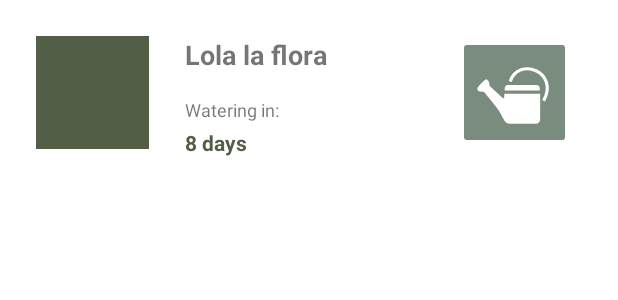
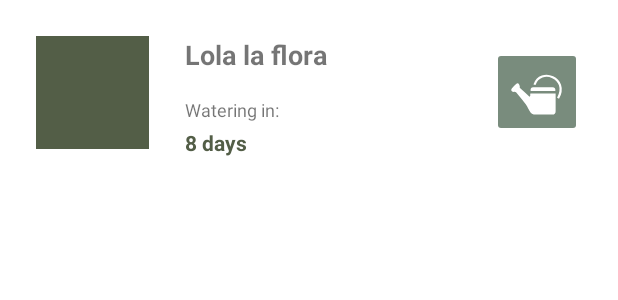
Before and after one commit to monicamj1/MyPlantCare, an Android app: the layout myplant_item.xml on its own in the app's theme, with its tools: preview values and no code run, on a phone screen of 412 x 824 dp. Shown: the top 300 px of the screen. Run offline under Robolectric (Android 15) with nearby library versions, the phone set to English and light mode, and no system bars.

Commit message:
Pequeños ajustes del tamaño del botón de riego

```diff
--- a/app/src/main/res/drawable/ic_regadera_24px.xml
+++ b/app/src/main/res/drawable/ic_regadera_24px.xml
@@ -1,6 +1,6 @@
 <vector xmlns:android="http://schemas.android.com/apk/res/android"
-    android:width="50dp"
-    android:height="50dp"
+    android:width="35dp"
+    android:height="35dp"
     android:viewportWidth="24"
     android:viewportHeight="24">
   <path
--- a/app/src/main/res/layout/activity_my_plant.xml
+++ b/app/src/main/res/layout/activity_my_plant.xml
@@ -255,11 +255,12 @@
 
   <ImageButton
       android:id="@+id/watered_btn"
-      android:layout_width="75dp"
-      android:layout_height="75dp"
+      android:layout_width="65dp"
+      android:layout_height="65dp"
       android:layout_marginEnd="16dp"
       android:layout_marginRight="16dp"
       android:layout_marginTop="8dp"
+      android:cropToPadding="true"
       android:onClick="updateWatering"
       android:src="@drawable/ic_regadera_24px"
       app:layout_constraintEnd_toEndOf="parent"
--- a/app/src/main/res/layout/myplant_item.xml
+++ b/app/src/main/res/layout/myplant_item.xml
@@ -64,16 +64,17 @@
 
     <ImageButton
         android:id="@+id/watered_btn"
-        android:layout_width="75dp"
-        android:layout_height="75dp"
+        android:layout_width="60dp"
+        android:layout_height="60dp"
         android:layout_marginBottom="24dp"
-        android:layout_marginEnd="31dp"
-        android:layout_marginRight="31dp"
+        android:layout_marginEnd="24dp"
+        android:layout_marginRight="24dp"
         android:layout_marginTop="24dp"
         android:onClick="updateWatering"
         app:layout_constraintBottom_toBottomOf="parent"
         app:layout_constraintEnd_toEndOf="parent"
         app:layout_constraintTop_toTopOf="parent"
+        app:layout_constraintVertical_bias="0.466"
         app:srcCompat="@drawable/ic_regadera_24px"
         tools:ignore="VectorDrawableCompat" />
 
```
